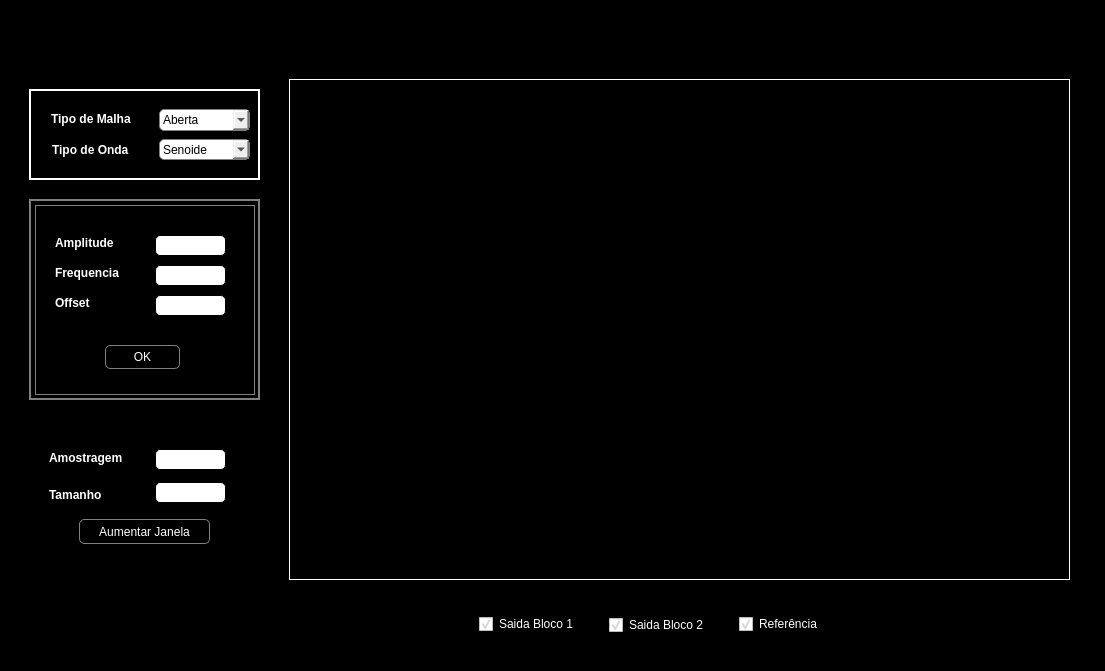
The window that interface.ui (Aandre99/Projeto-Sistema-De-Controle) describes before a commit, drawn with Qt 5.
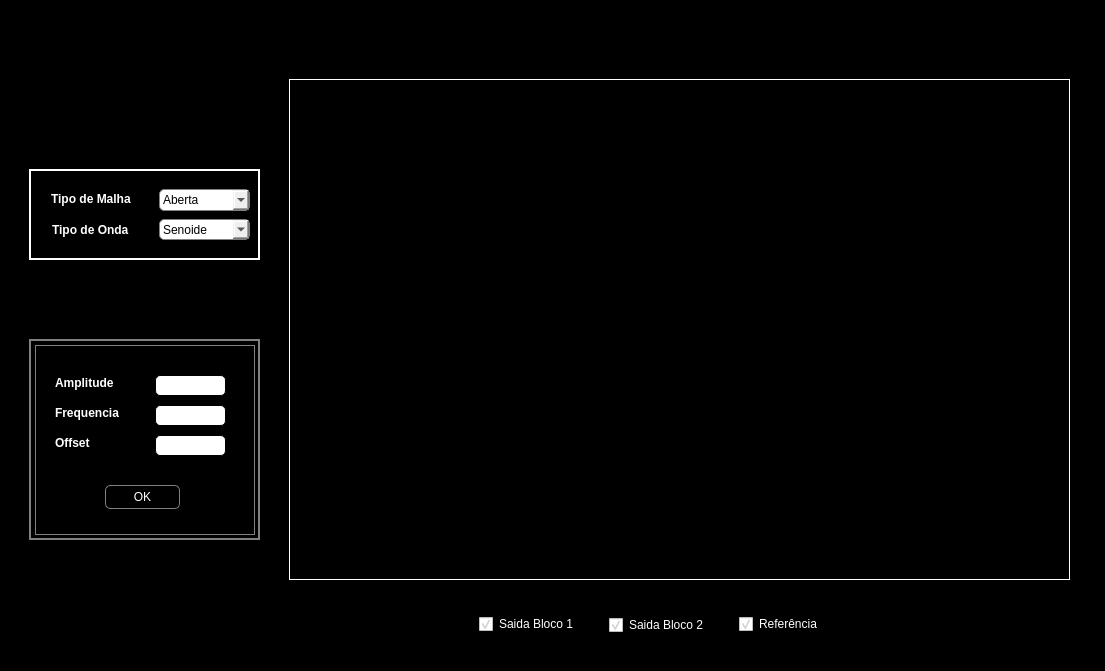
The same window after the commit.

```diff
--- a/interface.ui
+++ b/interface.ui
@@ -66,7 +66,7 @@
      <property name="geometry">
       <rect>
        <x>30</x>
-       <y>200</y>
+       <y>340</y>
        <width>231</width>
        <height>201</height>
       </rect>
@@ -569,7 +569,7 @@
      <property name="geometry">
       <rect>
        <x>30</x>
-       <y>90</y>
+       <y>170</y>
        <width>231</width>
        <height>91</height>
       </rect>
@@ -722,132 +722,6 @@
       <string notr="true">border: 1px solid white;</string>
      </property>
     </widget>
-    <widget class="QFrame" name="frame_2">
-     <property name="geometry">
-      <rect>
-       <x>30</x>
-       <y>430</y>
-       <width>230</width>
-       <height>131</height>
-      </rect>
-     </property>
-     <property name="styleSheet">
-      <string notr="true">QFrame{
-border: 2px solid white;
-}
-
-QLabel{
-border:0px solid gray;
-};</string>
-     </property>
-     <property name="frameShape">
-      <enum>QFrame::StyledPanel</enum>
-     </property>
-     <property name="frameShadow">
-      <enum>QFrame::Raised</enum>
-     </property>
-     <widget class="QLabel" name="label_10">
-      <property name="geometry">
-       <rect>
-        <x>20</x>
-        <y>13</y>
-        <width>101</width>
-        <height>31</height>
-       </rect>
-      </property>
-      <property name="font">
-       <font>
-        <weight>75</weight>
-        <bold>true</bold>
-       </font>
-      </property>
-      <property name="text">
-       <string>Amostragem</string>
-      </property>
-     </widget>
-     <widget class="QLineEdit" name="lineEdit_janela_amost">
-      <property name="geometry">
-       <rect>
-        <x>126</x>
-        <y>20</y>
-        <width>71</width>
-        <height>21</height>
-       </rect>
-      </property>
-      <property name="styleSheet">
-       <string notr="true">QLineEdit{
-border: 1px solid black;
-border-radius: 5px;
-}</string>
-      </property>
-     </widget>
-     <widget class="QLabel" name="label_11">
-      <property name="geometry">
-       <rect>
-        <x>20</x>
-        <y>50</y>
-        <width>71</width>
-        <height>31</height>
-       </rect>
-      </property>
-      <property name="font">
-       <font>
-        <weight>75</weight>
-        <bold>true</bold>
-       </font>
-      </property>
-      <property name="text">
-       <string>Tamanho</string>
-      </property>
-     </widget>
-     <widget class="QLineEdit" name="lineEdit_janela_tam">
-      <property name="geometry">
-       <rect>
-        <x>126</x>
-        <y>53</y>
-        <width>71</width>
-        <height>21</height>
-       </rect>
-      </property>
-      <property name="styleSheet">
-       <string notr="true">QLineEdit{
-border: 1px solid black;
-border-radius: 5px;
-}</string>
-      </property>
-     </widget>
-     <widget class="QPushButton" name="pushButton_window">
-      <property name="geometry">
-       <rect>
-        <x>50</x>
-        <y>90</y>
-        <width>131</width>
-        <height>25</height>
-       </rect>
-      </property>
-      <property name="font">
-       <font>
-        <underline>false</underline>
-        <strikeout>false</strikeout>
-        <kerning>true</kerning>
-       </font>
-      </property>
-      <property name="styleSheet">
-       <string notr="true">QPushButton{
-border: 1px solid gray;
-border-radius: 5px;
-color: white;
-}
-QPushButton#pushButton_window:pressed {
-    background-color: gray;
-	color:white;
-}</string>
-      </property>
-      <property name="text">
-       <string>Aumentar Janela</string>
-      </property>
-     </widget>
-    </widget>
     <widget class="QFrame" name="frame_checkboxes">
      <property name="geometry">
       <rect>
```
